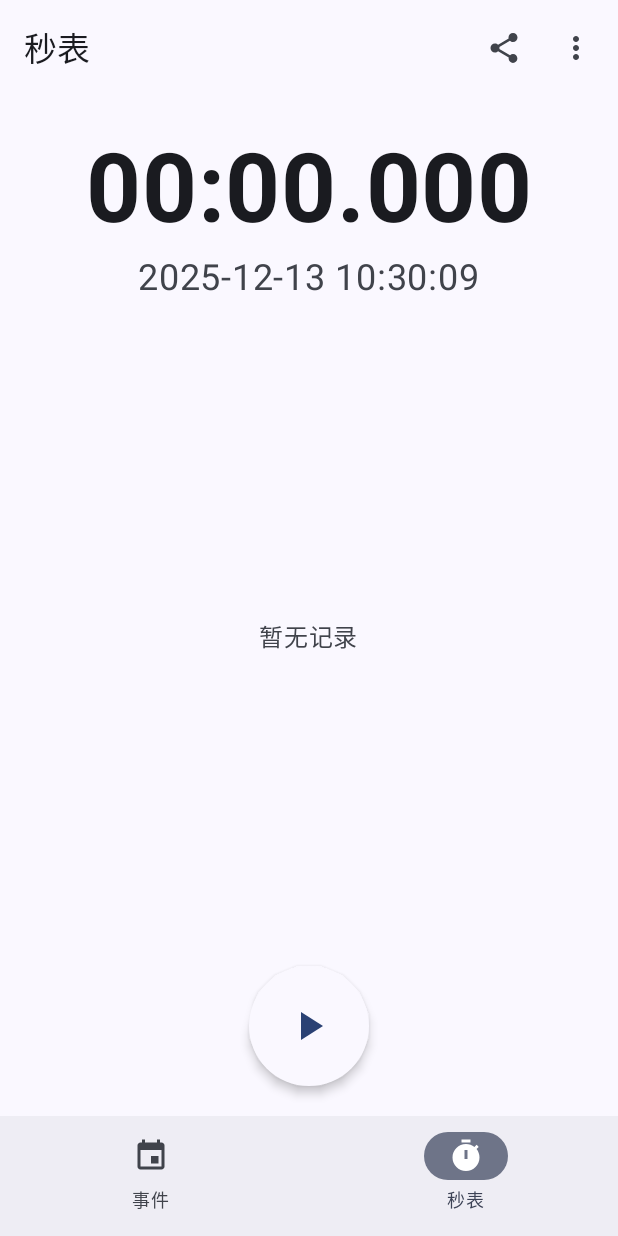
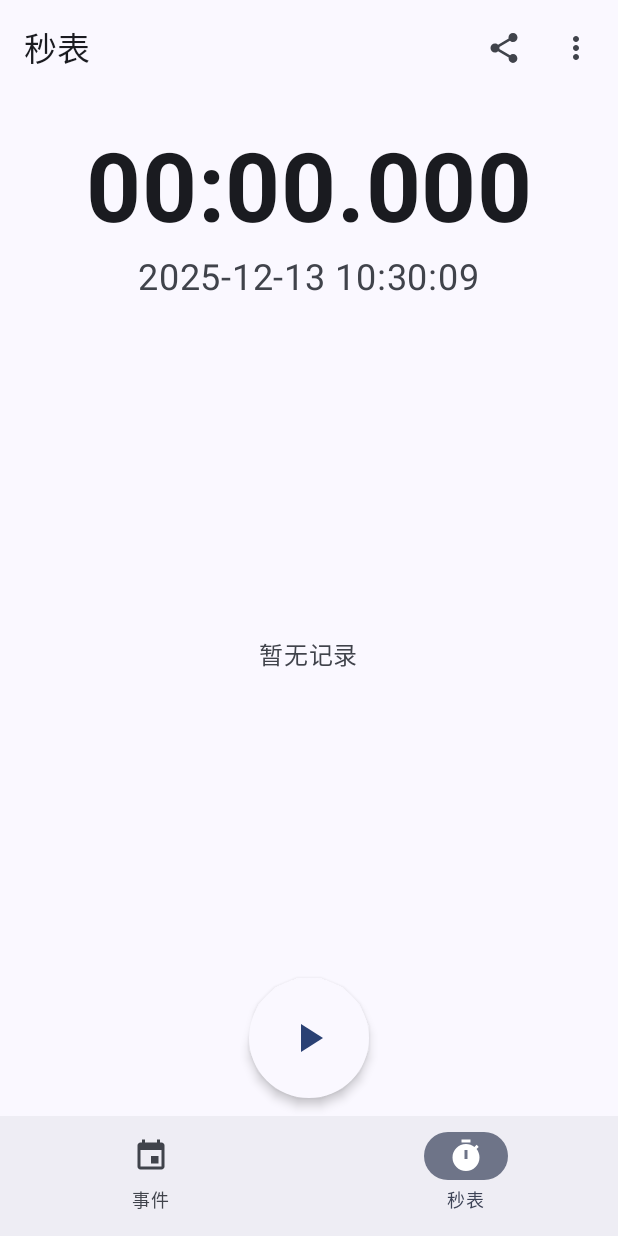
Before and after one commit to chy5301/ChronoMark, an Android app built with Jetpack Compose: the screen it shows after launch (MainActivity), item 2 of the bottom bar chosen, on a phone screen of 412 x 824 dp. Run offline under Robolectric (Android 15) with nearby library versions, the phone set to English and light mode, and no system bars.

Commit message:
fix: 优化界面布局，修复多个视觉问题
修复问题：
- 修复 Scaffold 嵌套导致的双重底部间距问题
- 修复控制按钮区域上下留白不均的问题
- 修复事件模式在底部添加记录时的滚动抖动

布局优化：
- 控制按钮区域高度调整为 96.dp（更紧凑）
- 按钮区域使用 TopCenter 对齐 + 4.dp 顶部间距
- 内层 Scaffold 只应用顶部 padding，避免底部双重间距

自动滚动优化：
- 秒表模式：倒序排列，新记录自动滚动到顶部
- 事件模式：正序排列，智能滚动避免抖动
  - 已在底部：直接跳转（无动画）
  - 不在底部：平滑动画滚动

文档更新：
- CLAUDE.md 新增"布局实现细节"章节
- 详细说明 Scaffold 嵌套处理方案
- 记录自动滚动优化策略
- TODO.md 新增"已解决问题"章节

```diff
--- a/app/src/main/java/io/github/chy5301/chronomark/ui/screen/EventScreen.kt
+++ b/app/src/main/java/io/github/chy5301/chronomark/ui/screen/EventScreen.kt
@@ -118,7 +118,7 @@ fun EventScreen(
         Column(
             modifier = Modifier
                 .fillMaxSize()
-                .padding(paddingValues)
+                .padding(top = paddingValues.calculateTopPadding())
         ) {
             // 时间显示区（仅墙上时钟）
             EventTimeDisplaySection(
@@ -143,7 +143,7 @@ fun EventScreen(
                 onResetClick = { showResetConfirm = true },
                 modifier = Modifier
                     .fillMaxWidth()
-                    .height(120.dp)
+                    .height(96.dp)
             )
         }
     }
@@ -219,7 +219,16 @@ fun EventRecordsListSection(
         // 当记录列表变化时，自动滚动到末尾
         LaunchedEffect(records.size) {
             if (records.isNotEmpty()) {
-                listState.animateScrollToItem(records.size - 1)
+                val lastIndex = records.size - 1
+                val lastVisibleIndex = listState.layoutInfo.visibleItemsInfo.lastOrNull()?.index ?: -1
+
+                // 如果已经在底部（最后一个或倒数第二个可见），直接跳转避免抖动
+                if (lastVisibleIndex >= lastIndex - 1) {
+                    listState.scrollToItem(lastIndex)
+                } else {
+                    // 否则使用动画滚动
+                    listState.animateScrollToItem(lastIndex)
+                }
             }
         }
 
@@ -313,8 +322,8 @@ fun EventControlButtonsSection(
     modifier: Modifier = Modifier
 ) {
     Box(
-        modifier = modifier,
-        contentAlignment = Alignment.Center
+        modifier = modifier.padding(top = 4.dp),
+        contentAlignment = Alignment.TopCenter
     ) {
         Row(
             horizontalArrangement = Arrangement.spacedBy(80.dp),
--- a/app/src/main/java/io/github/chy5301/chronomark/ui/screen/StopwatchScreen.kt
+++ b/app/src/main/java/io/github/chy5301/chronomark/ui/screen/StopwatchScreen.kt
@@ -94,7 +94,7 @@ fun StopwatchScreen(
         Column(
             modifier = Modifier
                 .fillMaxSize()
-                .padding(paddingValues)
+                .padding(top = paddingValues.calculateTopPadding())
         ) {
             // 时间显示区
             TimeDisplaySection(
@@ -125,7 +125,7 @@ fun StopwatchScreen(
                 onMarkClick = { viewModel.addMark() },
                 modifier = Modifier
                     .fillMaxWidth()
-                    .height(120.dp)
+                    .height(96.dp)
             )
         }
     }
@@ -295,8 +295,8 @@ fun ControlButtonsSection(
     modifier: Modifier = Modifier
 ) {
     Box(
-        modifier = modifier,
-        contentAlignment = Alignment.Center
+        modifier = modifier.padding(top = 4.dp),
+        contentAlignment = Alignment.TopCenter
     ) {
         when (status) {
             StopwatchStatus.Idle -> {
```
Also changed, not shown: 2 other files.
